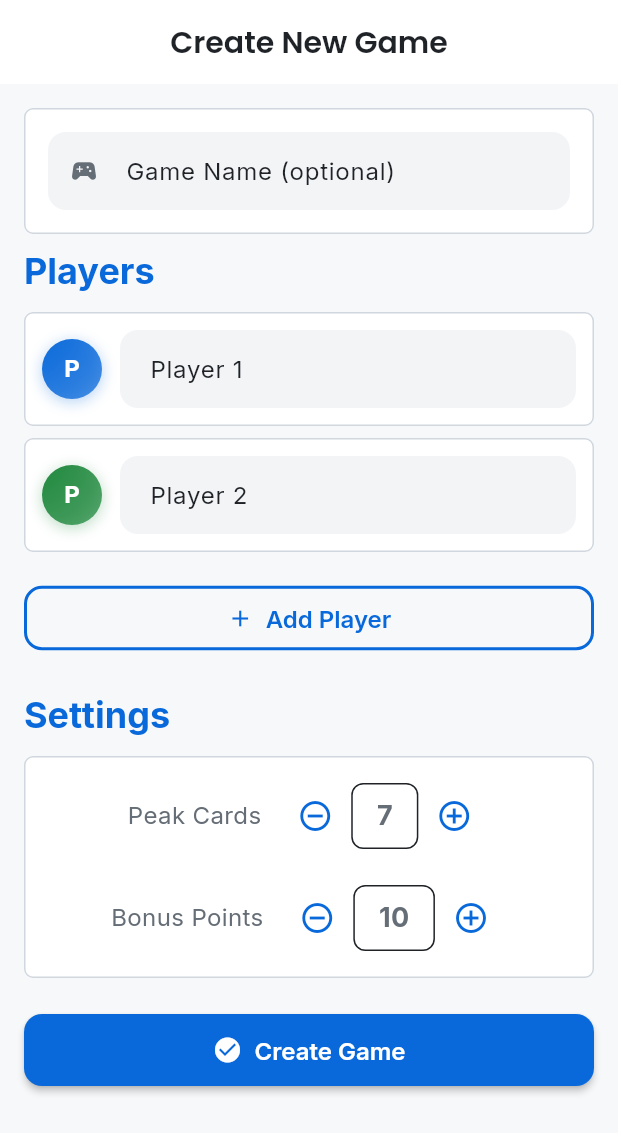
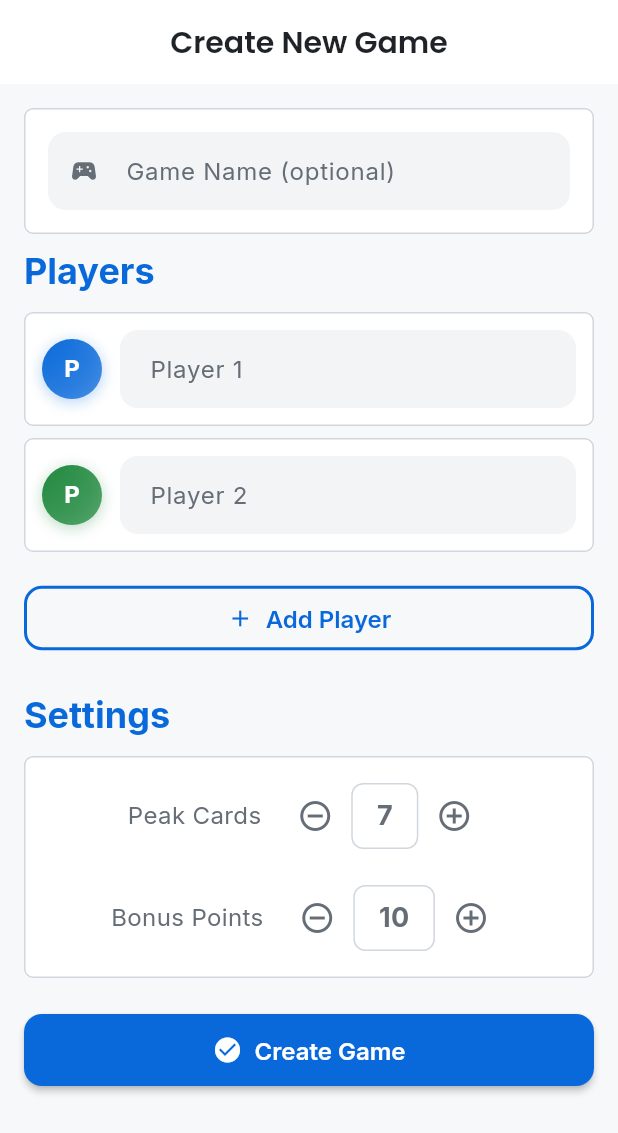
Before and after one commit to NikolasNeofytou/card-score-keeper, a Flutter app: the screen it shows after launch, after a tap on "Start New Game", on a phone screen of 412 x 824 dp. Shown: the top 1133 px of the screen. Run offline on Flutter 3.47's test engine with Material 3 defaults, Android fonts, the phone set to English and light mode, and no system bars; drawn by our look-alikes of flutter_animate; our stand-ins replace confetti, equatable, flutter_riverpod, go_router, google_fonts, hive and 4 more; accounts and stored records are empty; generated files the repository leaves out were written again.

Commit message:
Architectural improvements

```diff
--- a/lib/ui/theme/app_theme.dart
+++ b/lib/ui/theme/app_theme.dart
@@ -4,69 +4,112 @@ import 'package:google_fonts/google_fonts.dart';
 import 'app_colors.dart';
 
 class AppTheme {
-  static ThemeData get lightTheme {
+  static ThemeData get lightTheme => _buildTheme(_lightColorScheme);
+  static ThemeData get darkTheme => _buildTheme(_darkColorScheme);
+
+  static const ColorScheme _lightColorScheme = ColorScheme.light(
+    primary: AppColors.primary,
+    onPrimary: Colors.white,
+    primaryContainer: AppColors.primaryLight,
+    onPrimaryContainer: AppColors.textPrimary,
+    secondary: AppColors.secondary,
+    onSecondary: Colors.white,
+    secondaryContainer: AppColors.secondaryLight,
+    onSecondaryContainer: AppColors.textPrimary,
+    tertiary: AppColors.accent,
+    onTertiary: Colors.white,
+    tertiaryContainer: AppColors.accentLight,
+    onTertiaryContainer: AppColors.textPrimary,
+    surface: AppColors.surface,
+    onSurface: AppColors.textPrimary,
+    onSurfaceVariant: AppColors.textSecondary,
+    background: AppColors.background,
+    onBackground: AppColors.textPrimary,
+    error: AppColors.error,
+    onError: Colors.white,
+    errorContainer: Color(0xFFFFDAD6),
+    onErrorContainer: Color(0xFF410002),
+    outline: AppColors.border,
+    outlineVariant: AppColors.borderLight,
+    surfaceVariant: AppColors.surfaceVariant,
+  );
+
+  static const ColorScheme _darkColorScheme = ColorScheme.dark(
+    primary: AppColorsDark.primary,
+    onPrimary: AppColorsDark.textPrimary,
+    primaryContainer: AppColorsDark.primaryLight,
+    onPrimaryContainer: Colors.white,
+    secondary: AppColorsDark.secondary,
+    onSecondary: AppColorsDark.textPrimary,
+    secondaryContainer: AppColorsDark.secondaryLight,
+    onSecondaryContainer: Colors.white,
+    tertiary: AppColorsDark.accent,
+    onTertiary: AppColorsDark.textPrimary,
+    tertiaryContainer: AppColorsDark.accentLight,
+    onTertiaryContainer: Colors.white,
+    surface: AppColorsDark.surface,
+    onSurface: AppColorsDark.textPrimary,
+    onSurfaceVariant: AppColorsDark.textSecondary,
+    background: AppColorsDark.background,
+    onBackground: AppColorsDark.textPrimary,
+    error: AppColorsDark.error,
+    onError: AppColorsDark.textPrimary,
+    errorContainer: Color(0xFF93000A),
+    onErrorContainer: Color(0xFFFFDAD6),
+    outline: AppColorsDark.border,
+    outlineVariant: AppColorsDark.borderLight,
+    surfaceVariant: AppColorsDark.surfaceVariant,
+  );
+
+  static ThemeData _buildTheme(ColorScheme colorScheme) {
     return ThemeData(
       useMaterial3: true,
-      colorScheme: ColorScheme.light(
-        primary: AppColors.primary,
-        primaryContainer: AppColors.primaryLight,
-        secondary: AppColors.secondary,
-        secondaryContainer: AppColors.secondaryLight,
-        tertiary: AppColors.accent,
-        tertiaryContainer: AppColors.accentLight,
-        surface: AppColors.surface,
-        background: AppColors.background,
-        error: AppColors.error,
-        onPrimary: Colors.white,
-        onSecondary: Colors.white,
-        onSurface: AppColors.textPrimary,
-        onBackground: AppColors.textPrimary,
-      ),
+      colorScheme: colorScheme,
 
       // Text Theme
       textTheme: GoogleFonts.interTextTheme().copyWith(
         displayLarge: GoogleFonts.poppins(
           fontSize: 32,
           fontWeight: FontWeight.bold,
-          color: AppColors.textPrimary,
+          color: colorScheme.onBackground,
         ),
         displayMedium: GoogleFonts.poppins(
           fontSize: 28,
           fontWeight: FontWeight.bold,
-          color: AppColors.textPrimary,
+          color: colorScheme.onBackground,
         ),
         displaySmall: GoogleFonts.poppins(
           fontSize: 24,
           fontWeight: FontWeight.bold,
-          color: AppColors.textPrimary,
+          color: colorScheme.onBackground,
         ),
         headlineMedium: GoogleFonts.poppins(
           fontSize: 20,
           fontWeight: FontWeight.w600,
-          color: AppColors.textPrimary,
+          color: colorScheme.onBackground,
         ),
         titleLarge: GoogleFonts.poppins(
           fontSize: 18,
           fontWeight: FontWeight.w600,
-          color: AppColors.textPrimary,
+          color: colorScheme.onSurface,
         ),
         titleMedium: GoogleFonts.inter(
           fontSize: 16,
           fontWeight: FontWeight.w500,
-          color: AppColors.textPrimary,
+          color: colorScheme.onSurface,
         ),
         bodyLarge: GoogleFonts.inter(
           fontSize: 16,
-          color: AppColors.textPrimary,
+          color: colorScheme.onBackground,
         ),
         bodyMedium: GoogleFonts.inter(
           fontSize: 14,
-          color: AppColors.textSecondary,
+          color: colorScheme.onSurfaceVariant,
         ),
         labelLarge: GoogleFonts.inter(
           fontSize: 14,
           fontWeight: FontWeight.w600,
-          color: Colors.white,
+          color: colorScheme.onPrimary,
         ),
       ),
 
@@ -75,22 +118,22 @@ class AppTheme {
         elevation: 0,
         centerTitle: true,
         backgroundColor: Colors.transparent,
-        foregroundColor: AppColors.textPrimary,
+        foregroundColor: colorScheme.onBackground,
         titleTextStyle: GoogleFonts.poppins(
           fontSize: 20,
           fontWeight: FontWeight.w600,
-          color: AppColors.textPrimary,
+          color: colorScheme.onBackground,
         ),
       ),
 
-      // Card Theme (GitHub-style with border)
+      // Card Theme
       cardTheme: CardThemeData(
         elevation: 0,
         shape: RoundedRectangleBorder(
           borderRadius: BorderRadius.circular(6),
-          side: const BorderSide(color: AppColors.border, width: 1),
+          side: BorderSide(color: colorScheme.outline, width: 1),
         ),
-        color: AppColors.surface,
+        color: colorScheme.surface,
         margin: EdgeInsets.zero,
       ),
 
@@ -102,8 +145,8 @@ class AppTheme {
           shape: RoundedRectangleBorder(
             borderRadius: BorderRadius.circular(12),
           ),
-          backgroundColor: AppColors.primary,
-          foregroundColor: Colors.white,
+          backgroundColor: colorScheme.primary,
+          foregroundColor: colorScheme.onPrimary,
           textStyle: GoogleFonts.inter(
             fontSize: 16,
             fontWeight: FontWeight.w600,
@@ -118,8 +161,8 @@ class AppTheme {
           shape: RoundedRectangleBorder(
             borderRadius: BorderRadius.circular(12),
           ),
-          side: const BorderSide(color: AppColors.primary, width: 2),
-          foregroundColor: AppColors.primary,
+          side: BorderSide(color: colorScheme.primary, width: 2),
+          foregroundColor: colorScheme.primary,
           textStyle: GoogleFonts.inter(
             fontSize: 16,
             fontWeight: FontWeight.w600,
@@ -130,7 +173,7 @@ class AppTheme {
       // Input Decoration Theme
       inputDecorationTheme: InputDecorationTheme(
         filled: true,
-        fillColor: AppColors.surfaceVariant,
+        fillColor: colorScheme.surfaceVariant,
         border: OutlineInputBorder(
           borderRadius: BorderRadius.circular(12),
           borderSide: BorderSide.none,
@@ -141,119 +184,55 @@ class AppTheme {
         ),
         focusedBorder: OutlineInputBorder(
           borderRadius: BorderRadius.circular(12),
-          borderSide: const BorderSide(color: AppColors.primary, width: 2),
+          borderSide: BorderSide(color: colorScheme.primary, width: 2),
         ),
         errorBorder: OutlineInputBorder(
           borderRadius: BorderRadius.circular(12),
-          borderSide: const BorderSide(color: AppColors.error, width: 2),
+          borderSide: BorderSide(color: colorScheme.error, width: 2),
         ),
-        contentPadding: const EdgeInsets.symmetric(horizontal: 16, vertical: 14),
+        contentPadding:
+            const EdgeInsets.symmetric(horizontal: 16, vertical: 14),
+        labelStyle: GoogleFonts.inter(color: colorScheme.onSurfaceVariant),
+        hintStyle: GoogleFonts.inter(color: colorScheme.onSurfaceVariant),
       ),
 
-      // Icon Theme
-      iconTheme: const IconThemeData(
-        color: AppColors.primary,
-        size: 24,
-      ),
-
-      // Divider Theme
-      dividerTheme: const DividerThemeData(
-        color: AppColors.textTertiary,
-        thickness: 1,
-        space: 1,
-      ),
-    );
-  }
-
-  static ThemeData get darkTheme {
-    return ThemeData(
-      useMaterial3: true,
-      brightness: Brightness.dark,
-      colorScheme: ColorScheme.dark(
-        primary: AppColorsDark.primary,
-        primaryContainer: AppColorsDark.primaryLight,
-        secondary: AppColorsDark.secondary,
-        secondaryContainer: AppColorsDark.secondaryLight,
-        tertiary: AppColorsDark.accent,
-        tertiaryContainer: AppColorsDark.accentLight,
-        surface: AppColorsDark.surface,
-        background: AppColorsDark.background,
-        error: AppColorsDark.error,
-        onPrimary: AppColorsDark.background,
-        onSecondary: AppColorsDark.background,
-        onSurface: AppColorsDark.textPrimary,
-        onBackground: AppColorsDark.textPrimary,
-      ),
-
-      textTheme: GoogleFonts.interTextTheme(ThemeData.dark().textTheme).copyWith(
-        displayLarge: GoogleFonts.poppins(
-          fontSize: 32,
-          fontWeight: FontWeight.bold,
-          color: AppColorsDark.textPrimary,
-        ),
-        displayMedium: GoogleFonts.poppins(
-          fontSize: 28,
-          fontWeight: FontWeight.bold,
-          color: AppColorsDark.textPrimary,
+      // Floating Action Button Theme
+      floatingActionButtonTheme: FloatingActionButtonThemeData(
+        backgroundColor: colorScheme.primary,
+        foregroundColor: colorScheme.onPrimary,
+        elevation: 6,
+        shape: RoundedRectangleBorder(
+          borderRadius: BorderRadius.circular(16),
         ),
       ),
 
-      appBarTheme: AppBarTheme(
-        elevation: 0,
-        centerTitle: true,
-        backgroundColor: Colors.transparent,
-        foregroundColor: AppColorsDark.textPrimary,
+      // Bottom Navigation Bar Theme
+      bottomNavigationBarTheme: BottomNavigationBarThemeData(
+        backgroundColor: colorScheme.surface,
+        selectedItemColor: colorScheme.primary,
+        unselectedItemColor: colorScheme.onSurfaceVariant,
+        type: BottomNavigationBarType.fixed,
+        elevation: 8,
+        selectedLabelStyle: GoogleFonts.inter(fontSize: 12),
+        unselectedLabelStyle: GoogleFonts.inter(fontSize: 12),
+      ),
+
+      // Dialog Theme
+      dialogTheme: DialogThemeData(
+        backgroundColor: colorScheme.surface,
+        surfaceTintColor: Colors.transparent,
+        shape: RoundedRectangleBorder(
+          borderRadius: BorderRadius.circular(16),
+        ),
         titleTextStyle: GoogleFonts.poppins(
           fontSize: 20,
           fontWeight: FontWeight.w600,
-          color: AppColorsDark.textPrimary,
+          color: colorScheme.onSurface,
         ),
-      ),
-
-      cardTheme: CardThemeData(
-        elevation: 0,
-        shape: RoundedRectangleBorder(
-          borderRadius: BorderRadius.circular(6),
-          side: const BorderSide(color: AppColorsDark.border, width: 1),
+        contentTextStyle: GoogleFonts.inter(
+          fontSize: 14,
+          color: colorScheme.onSurface,
         ),
-        color: AppColorsDark.surface,
-        margin: EdgeInsets.zero,
-      ),
-
-      elevatedButtonTheme: ElevatedButtonThemeData(
-        style: ElevatedButton.styleFrom(
-          elevation: 2,
-          padding: const EdgeInsets.symmetric(horizontal: 24, vertical: 14),
-          shape: RoundedRectangleBorder(borderRadius: BorderRadius.circular(12)),
-          backgroundColor: AppColorsDark.primary,
-          foregroundColor: AppColorsDark.background,
-          textStyle: GoogleFonts.inter(fontSize: 16, fontWeight: FontWeight.w600),
-        ),
-      ),
-
-      inputDecorationTheme: InputDecorationTheme(
-        filled: true,
-        fillColor: AppColorsDark.surfaceVariant,
-        border: OutlineInputBorder(
-          borderRadius: BorderRadius.circular(12),
-          borderSide: BorderSide.none,
-        ),
-        focusedBorder: OutlineInputBorder(
-          borderRadius: BorderRadius.circular(12),
-          borderSide: const BorderSide(color: AppColorsDark.primary, width: 2),
-        ),
-        contentPadding: const EdgeInsets.symmetric(horizontal: 16, vertical: 14),
-      ),
-
-      iconTheme: const IconThemeData(
-        color: AppColorsDark.textSecondary,
-        size: 24,
-      ),
-
-      dividerTheme: const DividerThemeData(
-        color: AppColorsDark.borderDark,
-        thickness: 1,
-        space: 1,
       ),
     );
   }
--- a/pubspec.yaml
+++ b/pubspec.yaml
@@ -23,9 +23,6 @@ dependencies:
   shimmer: ^3.0.0
   confetti: ^0.7.0
 
-  # Charts & Visualization
-  fl_chart: ^0.66.0
-
 dev_dependencies:
   flutter_test:
     sdk: flutter
```
Also changed, not shown: lib/state/providers.dart (+1 -7 lines), lib/ui/screens/clutch_screen.dart (+13 -0 lines), lib/ui/screens/game_list_screen.dart (+33 -28 lines), 5 other files.
